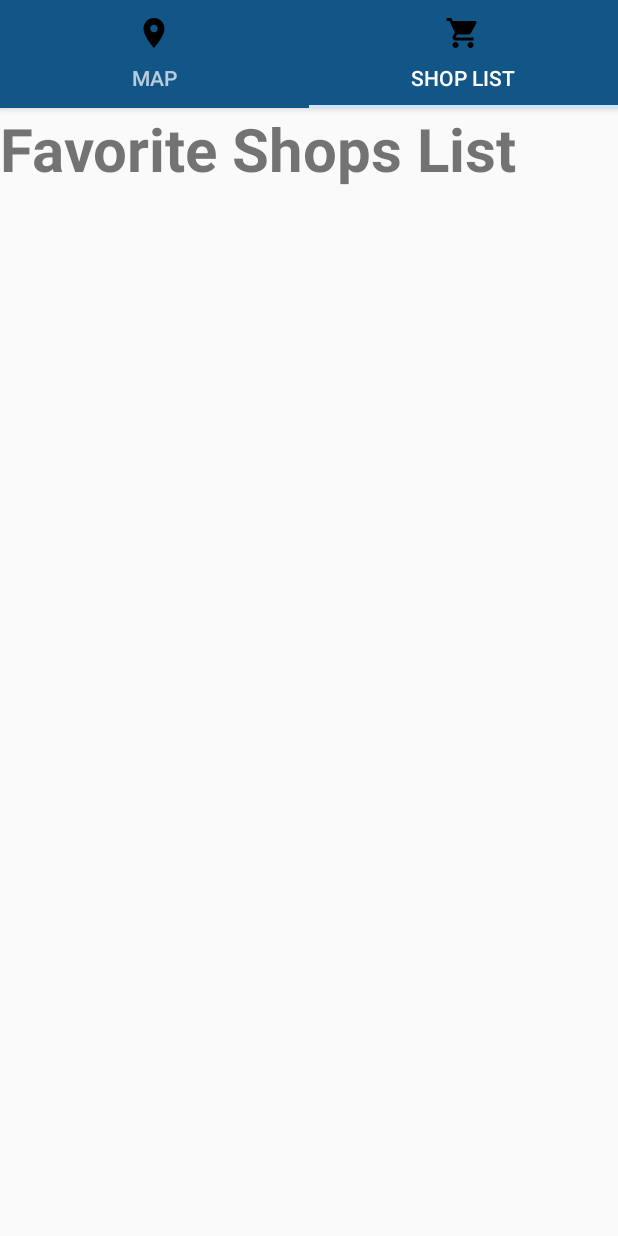
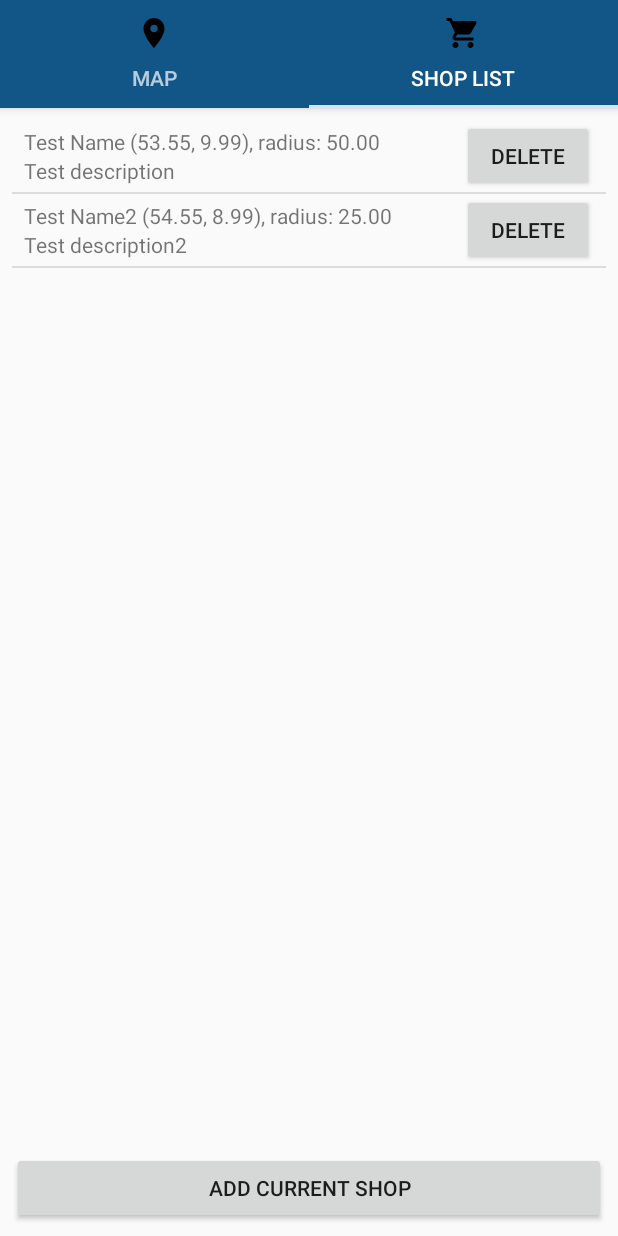
Before and after one commit to Endzik/SMB, an Android app: the screen it shows after launch (MainActivity), tab 2 chosen, on a phone screen of 412 x 824 dp. Run offline under Robolectric (Android 15) with nearby library versions, the phone set to English and light mode, and no system bars.

Commit message:
Add list view and adapter

```diff
--- a/app/build.gradle
+++ b/app/build.gradle
@@ -29,4 +29,5 @@ dependencies {
     androidTestImplementation 'com.android.support.test.espresso:espresso-core:3.0.2'
     implementation 'com.google.android.gms:play-services-maps:16.0.0'
     implementation 'com.google.android.gms:play-services-location:16.0.0'
+    implementation 'com.android.support:recyclerview-v7:28.0.0'
 }
--- /dev/null
+++ b/app/src/main/java/pl/edu/pja/s13227/smb/maps/FavoriteShopArrayAdapter.java
@@ -0,0 +1,41 @@
+package pl.edu.pja.s13227.smb.maps;
+
+import android.content.Context;
+import android.support.annotation.NonNull;
+import android.view.LayoutInflater;
+import android.view.View;
+import android.view.ViewGroup;
+import android.widget.ArrayAdapter;
+import android.widget.TextView;
+
+import java.util.Locale;
+
+public class FavoriteShopArrayAdapter extends ArrayAdapter<FavoriteShop> {
+
+    private Context context;
+    private FavoriteShop[] shops;
+
+    public FavoriteShopArrayAdapter(@NonNull Context context, @NonNull FavoriteShop[] shops) {
+        super(context, -1, shops);
+        this.context = context;
+        this.shops = shops;
+    }
+
+    @Override
+    public View getView(int position, View convertView, ViewGroup parent) {
+        LayoutInflater inflater = (LayoutInflater) context
+                .getSystemService(Context.LAYOUT_INFLATER_SERVICE);
+        View rowView = inflater.inflate(R.layout.favorite_shop_row, parent, false);
+        TextView topRow = rowView.findViewById(R.id.topRow);
+        TextView bottomRow = rowView.findViewById(R.id.bottomRow);
+        FavoriteShop shop = shops[position];
+        String topText = String.format(Locale.getDefault(), "%s (%.2f, %.2f), radius: %.2f",
+                shop.getName(),
+                shop.getCoordinates().latitude,
+                shop.getCoordinates().longitude,
+                shop.getRadius());
+        topRow.setText(topText);
+        bottomRow.setText(shop.getDescription());
+        return rowView;
+    }
+}
--- a/app/src/main/java/pl/edu/pja/s13227/smb/maps/ShopListFragment.java
+++ b/app/src/main/java/pl/edu/pja/s13227/smb/maps/ShopListFragment.java
@@ -2,12 +2,13 @@ package pl.edu.pja.s13227.smb.maps;
 
 import android.os.Bundle;
 import android.support.annotation.NonNull;
-import android.support.v4.app.Fragment;
+import android.support.v4.app.ListFragment;
 import android.view.LayoutInflater;
 import android.view.View;
 import android.view.ViewGroup;
+import android.widget.ArrayAdapter;
 
-public class ShopListFragment extends Fragment {
+public class ShopListFragment extends ListFragment {
 
     @Override
     public View onCreateView(@NonNull LayoutInflater inflater, ViewGroup container,
@@ -16,4 +17,24 @@ public class ShopListFragment extends Fragment {
         return inflater.inflate(R.layout.fragment_shop_list, container, false);
     }
 
+    @Override
+    public void onActivityCreated(Bundle savedInstanceState) {
+        super.onActivityCreated(savedInstanceState);
+        FavoriteShop[] shops = new FavoriteShop[] {
+                new FavoriteShop(
+                    "Test Name",
+                    "Test description",
+                    53.551, 9.993,
+                    50.0),
+                new FavoriteShop(
+                    "Test Name2",
+                    "Test description2",
+                    54.551, 8.993,
+                    25.0)
+        };
+
+        ArrayAdapter<FavoriteShop> adapter = new FavoriteShopArrayAdapter(getActivity(), shops);
+        setListAdapter(adapter);
+    }
+
 }
--- /dev/null
+++ b/app/src/main/res/layout/favorite_shop_row.xml
@@ -0,0 +1,51 @@
+<?xml version="1.0" encoding="utf-8"?>
+<android.support.constraint.ConstraintLayout xmlns:android="http://schemas.android.com/apk/res/android"
+    xmlns:app="http://schemas.android.com/apk/res-auto"
+    xmlns:tools="http://schemas.android.com/tools"
+    android:id="@+id/constraintLayout"
+    android:layout_width="match_parent"
+    android:layout_height="match_parent">
+
+
+    <LinearLayout
+        android:id="@+id/linearLayout2"
+        android:layout_width="0dp"
+        android:layout_height="match_parent"
+        android:layout_marginStart="8dp"
+        android:layout_marginLeft="8dp"
+        android:orientation="vertical"
+        app:layout_constraintBottom_toBottomOf="parent"
+        app:layout_constraintEnd_toStartOf="@+id/deleteButton"
+        app:layout_constraintStart_toStartOf="parent"
+        app:layout_constraintTop_toTopOf="parent">
+
+        <TextView
+            android:id="@+id/topRow"
+            android:layout_width="match_parent"
+            android:layout_height="wrap_content"
+            app:layout_constraintEnd_toEndOf="parent"
+            app:layout_constraintStart_toStartOf="parent"
+            app:layout_constraintTop_toTopOf="parent" />
+
+        <TextView
+            android:id="@+id/bottomRow"
+            android:layout_width="match_parent"
+            android:layout_height="wrap_content"
+            app:layout_constraintEnd_toEndOf="parent"
+            app:layout_constraintStart_toStartOf="parent"
+            app:layout_constraintTop_toBottomOf="@id/topRow" />
+    </LinearLayout>
+
+
+    <Button
+        android:id="@+id/deleteButton"
+        android:layout_width="0dp"
+        android:layout_height="wrap_content"
+        android:layout_marginEnd="8dp"
+        android:layout_marginRight="8dp"
+        android:text="Delete"
+        app:layout_constraintEnd_toEndOf="parent"
+        app:layout_constraintTop_toTopOf="parent"
+        app:layout_constraintBottom_toBottomOf="parent" />
+
+</android.support.constraint.ConstraintLayout>
--- a/app/src/main/res/layout/fragment_shop_list.xml
+++ b/app/src/main/res/layout/fragment_shop_list.xml
@@ -1,15 +1,29 @@
 <?xml version="1.0" encoding="utf-8"?>
-<FrameLayout xmlns:android="http://schemas.android.com/apk/res/android"
+<android.support.constraint.ConstraintLayout xmlns:android="http://schemas.android.com/apk/res/android"
+    xmlns:app="http://schemas.android.com/apk/res-auto"
     xmlns:tools="http://schemas.android.com/tools"
     android:layout_width="match_parent"
     android:layout_height="match_parent"
-    tools:context=".ShopListFragment">
+    tools:context=".ShopListFragment" >
 
-    <TextView
-        android:layout_width="wrap_content"
+    <ListView
+        android:id="@android:id/list"
+        android:layout_width="match_parent"
+        android:layout_height="match_parent"
+        android:layout_margin="8dp"
+        app:layout_constraintBottom_toTopOf="@+id/button" />
+
+    <Button
+        android:id="@+id/button"
+        android:layout_width="0dp"
         android:layout_height="wrap_content"
-        android:text="@string/shop_list_title"
-        android:textSize="40sp"
-        android:textStyle="bold"/>
-
-</FrameLayout>
+        android:layout_marginStart="8dp"
+        android:layout_marginLeft="8dp"
+        android:layout_marginEnd="8dp"
+        android:layout_marginRight="8dp"
+        android:layout_marginBottom="8dp"
+        android:text="Add Current Shop"
+        app:layout_constraintBottom_toBottomOf="parent"
+        app:layout_constraintEnd_toEndOf="parent"
+        app:layout_constraintStart_toStartOf="parent" />
+</android.support.constraint.ConstraintLayout>
```
